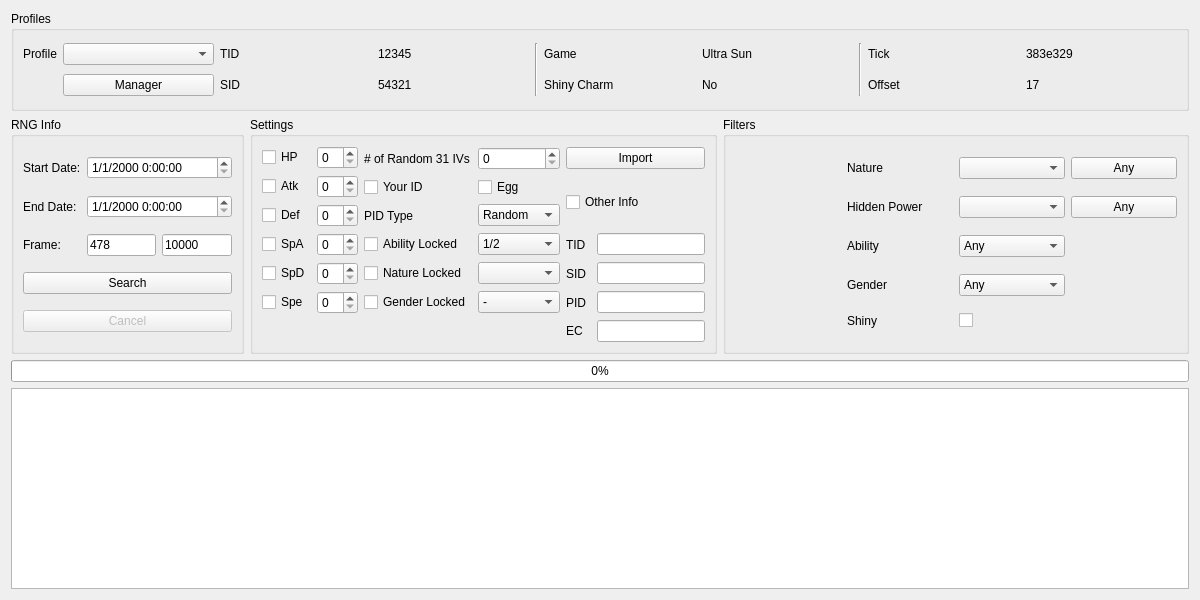
Admiral-Fish/3DSTimeFinder, file Source/Forms/Gen7/Event7.ui: the form before one commit.
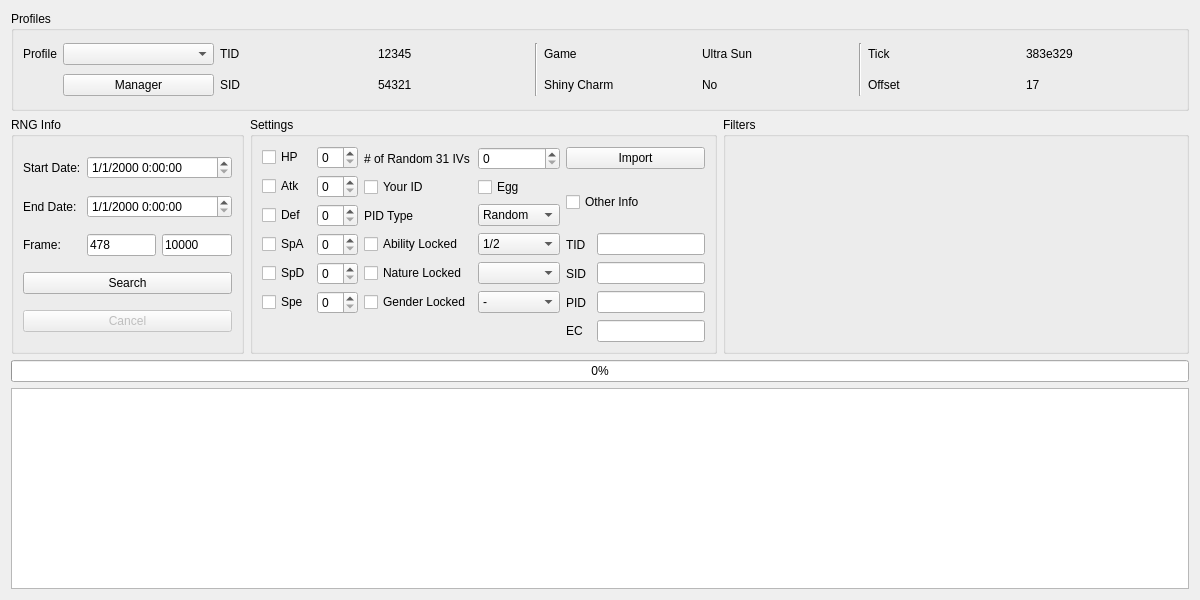
The form after the commit. Custom widgets are drawn as their Qt base class.

Commit message:
Show PID/EC and add more shiny filtering
Fixes #3
Fixes #9

Diff of the .ui file:
```diff
--- a/Source/Forms/Gen7/Event7.ui
+++ b/Source/Forms/Gen7/Event7.ui
@@ -410,116 +410,8 @@
       <string>Filters</string>
      </property>
      <layout class="QGridLayout" name="gridLayout_10">
-      <item row="0" column="0" rowspan="5">
-       <widget class="IVFilter" name="ivFilter" native="true"/>
-      </item>
-      <item row="0" column="1">
-       <widget class="QLabel" name="labelNature">
-        <property name="frameShape">
-         <enum>QFrame::NoFrame</enum>
-        </property>
-        <property name="text">
-         <string>Nature</string>
-        </property>
-       </widget>
-      </item>
-      <item row="0" column="2">
-       <widget class="CheckList" name="comboBoxNature"/>
-      </item>
-      <item row="0" column="3">
-       <widget class="QPushButton" name="pushButtonAnyNature">
-        <property name="text">
-         <string>Any</string>
-        </property>
-       </widget>
-      </item>
-      <item row="1" column="1">
-       <widget class="QLabel" name="labelHiddenPower">
-        <property name="text">
-         <string>Hidden Power</string>
-        </property>
-       </widget>
-      </item>
-      <item row="1" column="2">
-       <widget class="CheckList" name="comboBoxHiddenPower"/>
-      </item>
-      <item row="1" column="3">
-       <widget class="QPushButton" name="pushButtonAnyHiddenPower">
-        <property name="text">
-         <string>Any</string>
-        </property>
-       </widget>
-      </item>
-      <item row="2" column="1">
-       <widget class="QLabel" name="labelAbility">
-        <property name="text">
-         <string>Ability</string>
-        </property>
-       </widget>
-      </item>
-      <item row="2" column="2">
-       <widget class="ComboBox" name="comboBoxAbility">
-        <item>
-         <property name="text">
-          <string>Any</string>
-         </property>
-        </item>
-        <item>
-         <property name="text">
-          <string notr="true">1</string>
-         </property>
-        </item>
-        <item>
-         <property name="text">
-          <string notr="true">2</string>
-         </property>
-        </item>
-        <item>
-         <property name="text">
-          <string notr="true">H</string>
-         </property>
-        </item>
-       </widget>
-      </item>
-      <item row="3" column="1">
-       <widget class="QLabel" name="labelGender">
-        <property name="text">
-         <string>Gender</string>
-        </property>
-       </widget>
-      </item>
-      <item row="3" column="2">
-       <widget class="ComboBox" name="comboBoxGender">
-        <item>
-         <property name="text">
-          <string>Any</string>
-         </property>
-        </item>
-        <item>
-         <property name="text">
-          <string notr="true">♂</string>
-         </property>
-        </item>
-        <item>
-         <property name="text">
-          <string notr="true">♀</string>
-         </property>
-        </item>
-       </widget>
-      </item>
-      <item row="4" column="1">
-       <widget class="QLabel" name="labelShiny">
-        <property name="text">
-         <string>Shiny</string>
-        </property>
-       </widget>
-      </item>
-      <item row="4" column="2">
-       <widget class="QCheckBox" name="checkBoxShiny">
-        <property name="text">
-         <string/>
-        </property>
-       </widget>
+      <item row="0" column="0" rowspan="2">
+       <widget class="Filter" name="filter" native="true"/>
       </item>
      </layout>
     </widget>
@@ -696,20 +588,6 @@
    <extends>QTableView</extends>
    <header>Forms/Controls/TableView.hpp</header>
   </customwidget>
-  <customwidget>
-   <class>IVFilter</class>
-   <extends>QWidget</extends>
-   <header>Forms/Controls/IVFilter.hpp</header>
-   <container>1</container>
-  </customwidget>
-  <customwidget>
-   <class>CheckList</class>
-   <extends>QComboBox</extends>
-   <header>Forms/Controls/CheckList.hpp</header>
-   <slots>
-    <slot>resetChecks()</slot>
-   </slots>
-  </customwidget>
   <customwidget>
    <class>ComboBox</class>
    <extends>QComboBox</extends>
@@ -720,6 +598,12 @@
    <extends>QDateTimeEdit</extends>
    <header>Forms/Controls/DateTimeEdit.hpp</header>
   </customwidget>
+  <customwidget>
+   <class>Filter</class>
+   <extends>QWidget</extends>
+   <header>Forms/Controls/Filter.hpp</header>
+   <container>1</container>
+  </customwidget>
  </customwidgets>
  <tabstops>
   <tabstop>comboBoxProfiles</tabstop>
```
Left out of the diff: 42 changed lines with no effect on the pictures. The commit also changes 35 other files.
